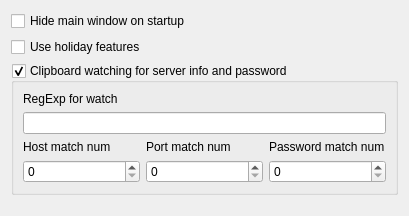
navrocky/urtconnector, file src/setting_forms/application_settings_form.ui: the form before one commit.
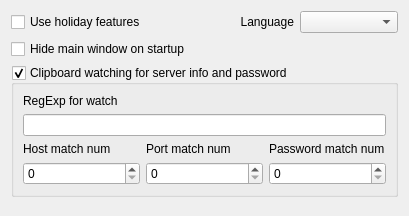
The form after the commit.

Patch:
```diff
--- a/src/setting_forms/application_settings_form.ui
+++ b/src/setting_forms/application_settings_form.ui
@@ -15,18 +15,39 @@
   </property>
   <layout class="QVBoxLayout" name="verticalLayout">
    <item>
-    <widget class="QCheckBox" name="hide_mainwindow_check">
-     <property name="text">
-      <string>Hide main window on startup</string>
-     </property>
-    </widget>
-   </item>
-   <item>
+    <layout class="QGridLayout" name="gridLayout">
+     <item row="0" column="0">
     <widget class="QCheckBox" name="holiday_check">
      <property name="text">
       <string>Use holiday features</string>
      </property>
     </widget>
+     </item>
+     <item row="1" column="0">
+      <widget class="QCheckBox" name="hide_mainwindow_check">
+       <property name="text">
+        <string>Hide main window on startup</string>
+       </property>
+      </widget>
+     </item>
+     <item row="0" column="1">
+      <widget class="QLabel" name="label">
+       <property name="text">
+        <string>Language</string>
+       </property>
+       <property name="alignment">
+        <set>Qt::AlignRight|Qt::AlignTrailing|Qt::AlignVCenter</set>
+       </property>
+      </widget>
+     </item>
+     <item row="0" column="2">
+      <widget class="QComboBox" name="language_box">
+       <property name="sizeAdjustPolicy">
+        <enum>QComboBox::AdjustToContents</enum>
+       </property>
+      </widget>
+     </item>
+    </layout>
    </item>
    <item>
     <widget class="QGroupBox" name="group_clipboard_watch">
```
Lines whose indentation alone changed are shown as unchanged.
